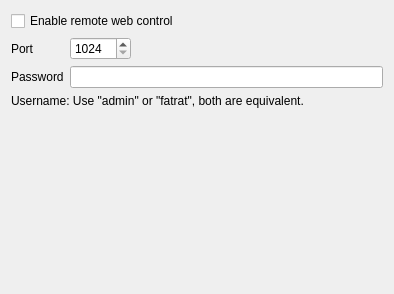
Above: src/remote/SettingsWebForm.ui from LubosD/fatrat before the change. Below: the same form after it.
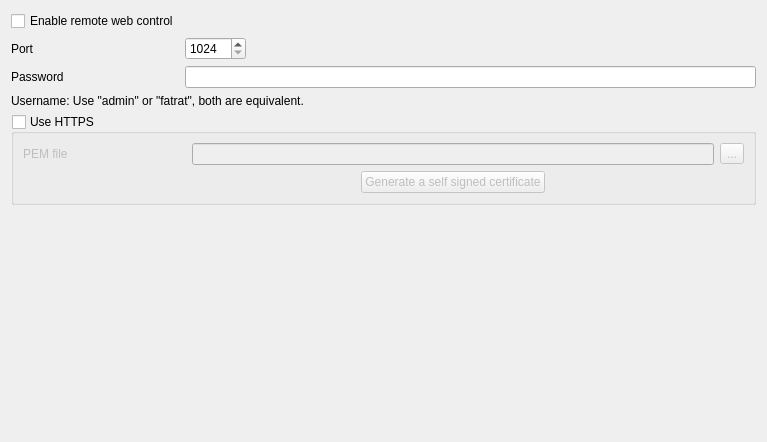
That is the form after the change.

Commit message: Web interface HTTPS support, SSL certificate generation and other improvements

```diff
--- a/src/remote/SettingsWebForm.ui
+++ b/src/remote/SettingsWebForm.ui
@@ -6,12 +6,12 @@
    <rect>
     <x>0</x>
     <y>0</y>
-    <width>394</width>
-    <height>294</height>
+    <width>767</width>
+    <height>442</height>
    </rect>
   </property>
-  <layout class="QGridLayout" name="gridLayout">
-   <item row="0" column="0" colspan="3">
+  <layout class="QGridLayout" name="gridLayout_2">
+   <item row="0" column="0">
     <widget class="QCheckBox" name="checkEnable">
      <property name="text">
       <string>Enable remote web control</string>
@@ -35,7 +35,7 @@
      </property>
     </widget>
    </item>
-   <item row="1" column="2">
+   <item row="1" column="3">
     <spacer name="horizontalSpacer">
      <property name="orientation">
       <enum>Qt::Horizontal</enum>
@@ -55,14 +55,86 @@
      </property>
     </widget>
    </item>
-   <item row="2" column="1" colspan="2">
+   <item row="2" column="1" colspan="3">
     <widget class="QLineEdit" name="linePassword">
      <property name="echoMode">
       <enum>QLineEdit::Password</enum>
      </property>
     </widget>
    </item>
-   <item row="4" column="1" colspan="2">
+   <item row="3" column="0" colspan="3">
+    <widget class="QLabel" name="label_3">
+     <property name="text">
+      <string>Username: Use &quot;admin&quot; or &quot;fatrat&quot;, both are equivalent.</string>
+     </property>
+    </widget>
+   </item>
+   <item row="4" column="0" colspan="4">
+    <widget class="QGroupBox" name="groupSSL">
+     <property name="title">
+      <string>Use HTTPS</string>
+     </property>
+     <property name="checkable">
+      <bool>true</bool>
+     </property>
+     <property name="checked">
+      <bool>false</bool>
+     </property>
+     <layout class="QGridLayout" name="gridLayout">
+      <item row="0" column="0">
+       <widget class="QLabel" name="label_4">
+        <property name="text">
+         <string>PEM file</string>
+        </property>
+       </widget>
+      </item>
+      <item row="0" column="1" colspan="3">
+       <widget class="QLineEdit" name="linePEM"/>
+      </item>
+      <item row="0" column="4">
+       <widget class="QToolButton" name="toolBrowsePEM">
+        <property name="text">
+         <string>...</string>
+        </property>
+       </widget>
+      </item>
+      <item row="1" column="0" colspan="2">
+       <spacer name="horizontalSpacer_2">
+        <property name="orientation">
+         <enum>Qt::Horizontal</enum>
+        </property>
+        <property name="sizeHint" stdset="0">
+         <size>
+          <width>85</width>
+          <height>20</height>
+         </size>
+        </property>
+       </spacer>
+      </item>
+      <item row="1" column="2">
+       <widget class="QPushButton" name="pushGeneratePEM">
+        <property name="text">
+         <string>Generate a self signed certificate</string>
+        </property>
+       </widget>
+      </item>
+      <item row="1" column="3" colspan="2">
+       <spacer name="horizontalSpacer_3">
+        <property name="orientation">
+         <enum>Qt::Horizontal</enum>
+        </property>
+        <property name="sizeHint" stdset="0">
+         <size>
+          <width>40</width>
+          <height>20</height>
+         </size>
+        </property>
+       </spacer>
+      </item>
+     </layout>
+    </widget>
+   </item>
+   <item row="5" column="2">
     <spacer name="verticalSpacer">
      <property name="orientation">
       <enum>Qt::Vertical</enum>
@@ -75,13 +147,6 @@
      </property>
     </spacer>
    </item>
-   <item row="3" column="0" colspan="3">
-    <widget class="QLabel" name="label_3">
-     <property name="text">
-      <string>Username: Use &quot;admin&quot; or &quot;fatrat&quot;, both are equivalent.</string>
-     </property>
-    </widget>
-   </item>
   </layout>
  </widget>
  <resources/>
```
The commit also changes 21 other files.
